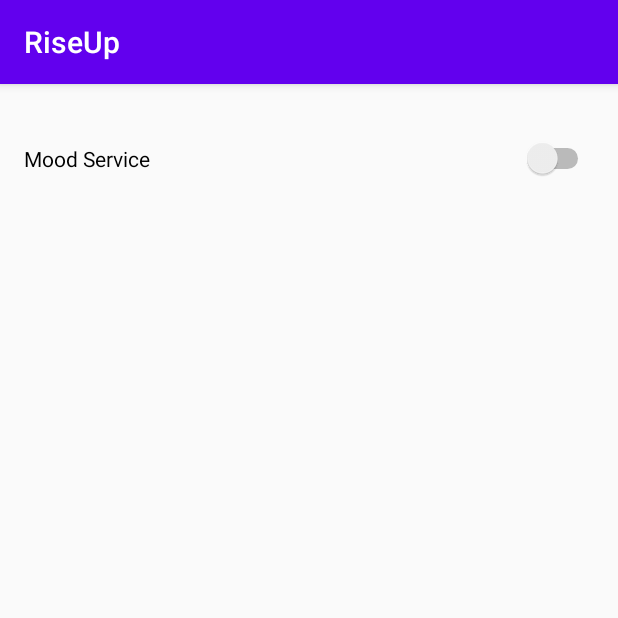
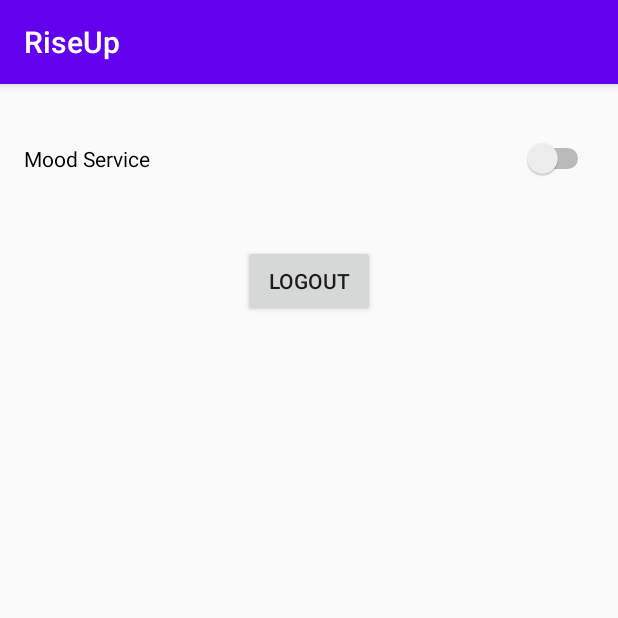
Before and after one commit to nisiddharth/RiseUp, an Android app: the SettingsActivity screen opened directly, with no data from a screen before it, on a phone screen of 412 x 824 dp, the top half of it. Run offline under Robolectric (Android 15) with nearby library versions, the phone set to English and light mode, and no system bars; network calls fail.

Commit message:
added logout and saving emotions

```diff
--- a/Android/app/src/main/java/com/npdevs/riseup/LoginActivity.java
+++ b/Android/app/src/main/java/com/npdevs/riseup/LoginActivity.java
@@ -69,7 +69,7 @@ public class LoginActivity extends AppCompatActivity {
                 }
 
                 //Saving token in shared preferences
-                prefs.saveToken(response.body().getToken());
+                prefs.saveToken("Bearer "+response.body().getToken());
 
                 Intent i = new Intent(LoginActivity.this, MainActivity.class);
                 startActivity(i);
--- a/Android/app/src/main/java/com/npdevs/riseup/SettingsActivity.java
+++ b/Android/app/src/main/java/com/npdevs/riseup/SettingsActivity.java
@@ -2,22 +2,28 @@ package com.npdevs.riseup;
 
 import androidx.appcompat.app.AppCompatActivity;
 
+import android.content.Intent;
 import android.os.Bundle;
+import android.view.View;
 import android.widget.CompoundButton;
 import android.widget.Switch;
 
 import com.npdevs.riseup.captureservice.SettingsUtil;
+import com.npdevs.riseup.databinding.ActivitySettingsBinding;
+import com.npdevs.riseup.utils.SharedPrefs;
 
 public class SettingsActivity extends AppCompatActivity {
-
+    ActivitySettingsBinding binding;
+    SharedPrefs prefs;
     @Override
     protected void onCreate(Bundle savedInstanceState) {
         super.onCreate(savedInstanceState);
-        setContentView(R.layout.activity_settings);
+        binding = ActivitySettingsBinding.inflate(getLayoutInflater());
+        setContentView(binding.getRoot());
+        prefs = new SharedPrefs(this);
 
-        Switch switchMood = findViewById(R.id.switchMood);
-        switchMood.setChecked(SettingsUtil.isCaptureServiceRunning(this));
-        switchMood.setOnCheckedChangeListener(new CompoundButton.OnCheckedChangeListener() {
+        binding.switchMood.setChecked(SettingsUtil.isCaptureServiceRunning(this));
+        binding.switchMood.setOnCheckedChangeListener(new CompoundButton.OnCheckedChangeListener() {
             @Override
             public void onCheckedChanged(CompoundButton buttonView, boolean isChecked) {
                 if(isChecked) {
@@ -27,5 +33,18 @@ public class SettingsActivity extends AppCompatActivity {
                 }
             }
         });
+
+        binding.logoutButton.setOnClickListener(new View.OnClickListener() {
+            @Override
+            public void onClick(View view) {
+                logout();
+            }
+        });
+    }
+
+    private void logout (){
+        prefs.clearData();
+        Intent i = new Intent(this, MainActivity.class);
+        startActivity(i);
     }
 }
--- a/Android/app/src/main/res/layout/activity_settings.xml
+++ b/Android/app/src/main/res/layout/activity_settings.xml
@@ -7,7 +7,7 @@
     tools:context=".SettingsActivity">
 
     <Switch
-        android:id="@+id/switchMood"
+        android:id="@+id/switch_mood"
         android:layout_width="0dp"
         android:layout_height="67dp"
         android:layout_marginStart="16dp"
@@ -17,4 +17,14 @@
         app:layout_constraintEnd_toEndOf="parent"
         app:layout_constraintStart_toStartOf="parent"
         app:layout_constraintTop_toTopOf="parent" />
+
+    <Button
+        android:id="@+id/logout_button"
+        android:layout_width="wrap_content"
+        android:layout_height="wrap_content"
+        android:layout_marginTop="24dp"
+        android:text="Logout"
+        app:layout_constraintEnd_toEndOf="parent"
+        app:layout_constraintStart_toStartOf="parent"
+        app:layout_constraintTop_toBottomOf="@+id/switch_mood" />
 </androidx.constraintlayout.widget.ConstraintLayout>
```
Also changed, not shown: Android/app/src/main/java/com/npdevs/riseup/api/retrofit/APIInterface.java (+5 -2 lines), Android/app/src/main/java/com/npdevs/riseup/captureservice/UnlockReceiver.java (+42 -0 lines).
